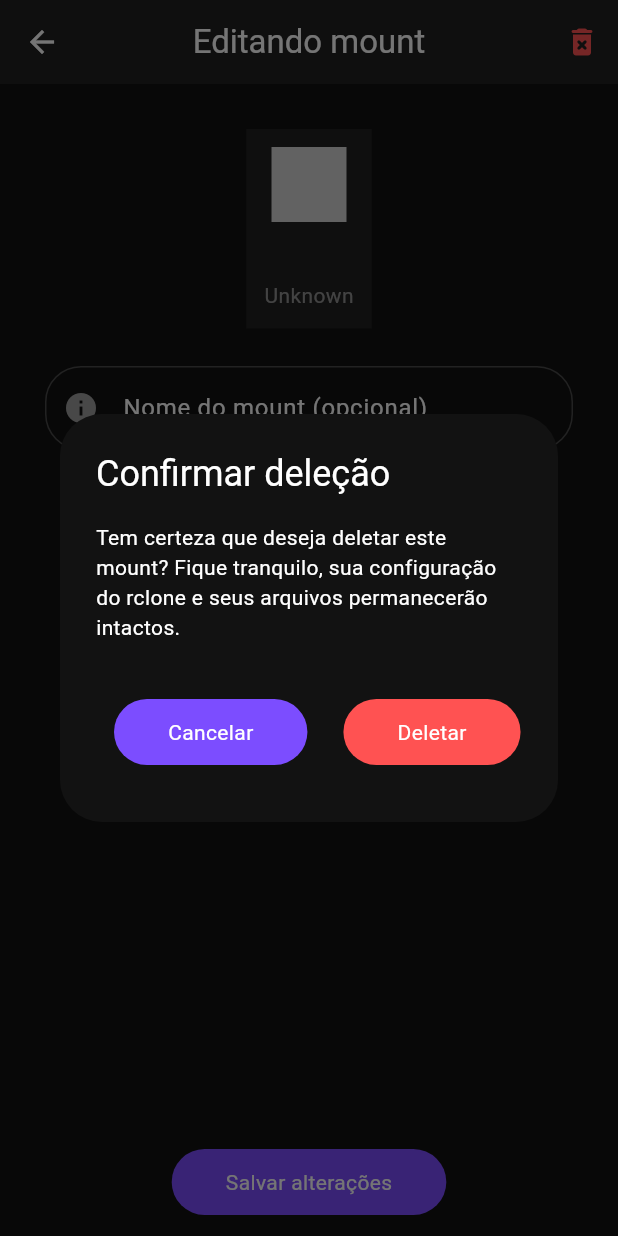
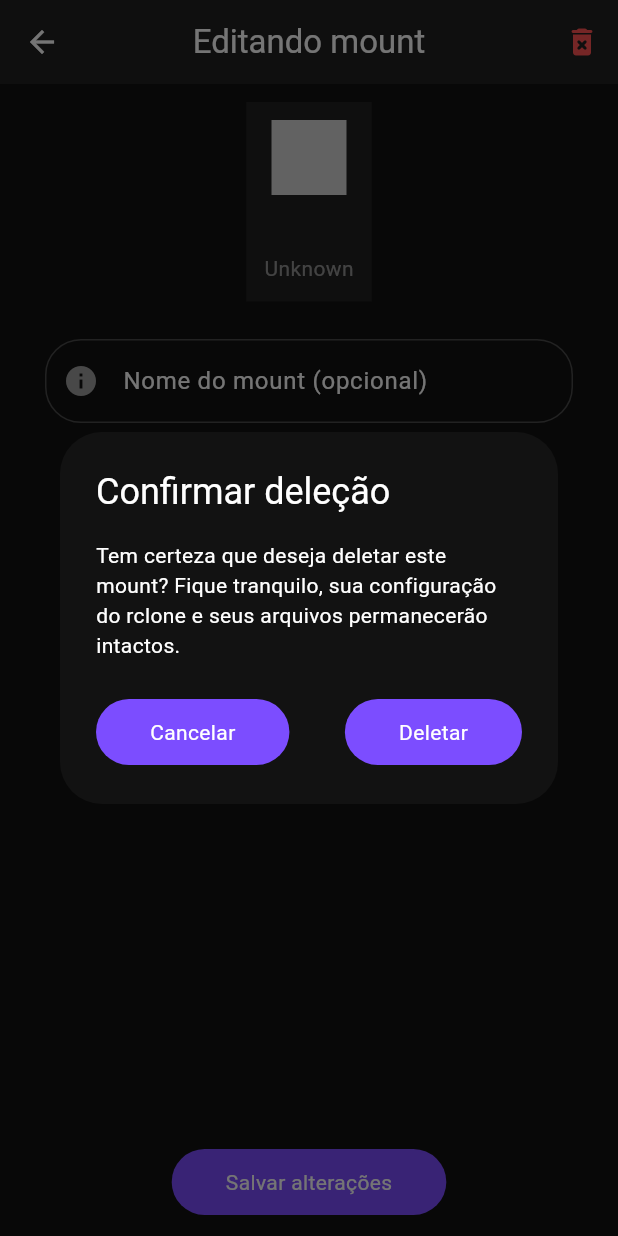
Before and after one commit to Treech3r/Rclone-GUI, a Flutter app: the MountEditingScreen screen opened directly with empty values, after a tap on the "delete forever" icon, on a phone screen of 412 x 824 dp. Run offline on Flutter 3.47's test engine with Material 3 defaults, Android fonts, the phone set to English and light mode, and no system bars; our stand-ins replace file_picker, flutter_svg, sqflite; missing offline and left inert: process_run; accounts and stored records are empty; network calls fail.

Commit message:
refactor: extract commonly used button to a widget

```diff
--- a/lib/screens/mount_editing/screen.dart
+++ b/lib/screens/mount_editing/screen.dart
@@ -3,6 +3,7 @@ import 'package:flutter/material.dart';
 import '../../models/mount.dart';
 import '../../models/remote.dart';
 import '../../services/sqflite.dart';
+import '../../widgets/rounded_button.dart';
 import '../remote_selection/screen.dart';
 import '../remote_selection/widgets/remote_tile.dart';
 
@@ -85,22 +86,10 @@ class _MountEditingScreenState extends State<MountEditingScreen> {
     return Scaffold(
       bottomSheet: selectedRemote == null
           ? null
-          : Padding(
-              padding: const EdgeInsets.all(12.0),
-              child: FilledButton(
+          : RoundedButton(
+              externalPadding: const EdgeInsets.all(12.0),
+              label: 'Salvar alterações',
               onPressed: () => editMount(context),
-                style: ButtonStyle(
-                  backgroundColor:
-                      WidgetStateProperty.all(Colors.deepPurpleAccent),
-                ),
-                child: Padding(
-                  padding: const EdgeInsets.all(12.0),
-                  child: Text(
-                    'Salvar alterações',
-                    style: Theme.of(context).textTheme.bodyMedium,
-                  ),
-                ),
-              ),
             ),
       appBar: AppBar(
         backgroundColor: Theme.of(context).colorScheme.inversePrimary,
@@ -124,44 +113,17 @@ class _MountEditingScreenState extends State<MountEditingScreen> {
                     Row(
                       mainAxisAlignment: MainAxisAlignment.spaceBetween,
                       children: [
-                        Padding(
-                          padding: const EdgeInsets.all(12.0),
-                          child: FilledButton(
+                        RoundedButton(
+                          label: 'Cancelar',
                           onPressed: () => Navigator.of(ctx).pop(),
-                            style: ButtonStyle(
-                              backgroundColor: WidgetStateProperty.all(
-                                Colors.deepPurpleAccent,
                         ),
-                            ),
-                            child: Padding(
-                              padding: const EdgeInsets.all(12.0),
-                              child: Text(
-                                'Cancelar',
-                                style: Theme.of(context).textTheme.bodyMedium,
-                              ),
-                            ),
-                          ),
-                        ),
-                        Padding(
-                          padding: const EdgeInsets.all(12.0),
-                          child: FilledButton(
+                        RoundedButton(
+                          label: 'Deletar',
                           onPressed: () {
                             deleteMount(context);
                             Navigator.of(ctx).pop();
                           },
-                            style: ButtonStyle(
-                              backgroundColor:
-                                  WidgetStateProperty.all(Colors.redAccent),
                         ),
-                            child: Padding(
-                              padding: const EdgeInsets.all(12.0),
-                              child: Text(
-                                'Deletar',
-                                style: Theme.of(context).textTheme.bodyMedium,
-                              ),
-                            ),
-                          ),
-                        )
                       ],
                     )
                   ],
@@ -176,18 +138,10 @@ class _MountEditingScreenState extends State<MountEditingScreen> {
         ],
       ),
       body: Padding(
-        padding: const EdgeInsets.all(30.0),
+        padding: const EdgeInsets.symmetric(horizontal: 30.0, vertical: 12.0),
         child: Column(
           children: [
-            selectedRemote == null
-                ? TextButton(
-                    onPressed: () => selectRemote(context),
-                    child: Padding(
-                      padding: const EdgeInsets.all(12.0),
-                      child: Text('Selecionar remote'),
-                    ),
-                  )
-                : RemoteTile(
+            RemoteTile(
               remote: selectedRemote!,
               overrideCallback: () => selectRemote(context),
             ),
--- /dev/null
+++ b/lib/widgets/rounded_button.dart
@@ -0,0 +1,45 @@
+import 'package:flutter/material.dart';
+
+class RoundedButton extends StatelessWidget {
+  final String label;
+  final VoidCallback? onPressed;
+  final Color? enabledColor;
+  final EdgeInsets? externalPadding;
+  final EdgeInsets? internalPadding;
+
+  const RoundedButton({
+    required this.label,
+    this.onPressed,
+    this.enabledColor,
+    this.externalPadding,
+    this.internalPadding,
+    super.key,
+  });
+
+  @override
+  Widget build(BuildContext context) {
+    return Padding(
+      padding: externalPadding ?? EdgeInsets.zero,
+      child: FilledButton(
+        onPressed: onPressed,
+        style: ButtonStyle(
+          backgroundColor: WidgetStateProperty.resolveWith<Color>(
+            (Set<WidgetState> states) {
+              if (states.contains(WidgetState.disabled)) {
+                return Colors.grey;
+              }
+              return enabledColor ?? Colors.deepPurpleAccent;
+            },
+          ),
+        ),
+        child: Padding(
+          padding: internalPadding ?? const EdgeInsets.all(12.0),
+          child: Text(
+            label,
+            style: Theme.of(context).textTheme.bodyMedium,
+          ),
+        ),
+      ),
+    );
+  }
+}
```
Also changed, not shown: lib/screens/mount_creation/screen.dart (+7 -21 lines), lib/screens/mounts_screen/widgets/mount_tile.dart (+13 -67 lines), lib/screens/rclone_not_installed/screen.dart (+4 -6 lines). Lines whose indentation alone changed are shown as unchanged.
